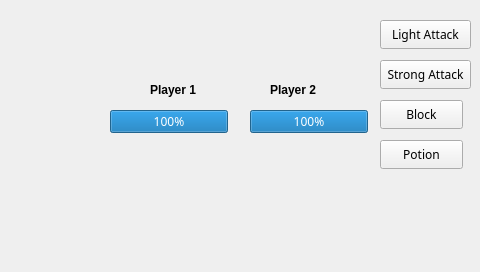
Qt form EmbedmonClient2/widget.ui (rgva/EC535_Embedmon_Final_Project) before a commit.
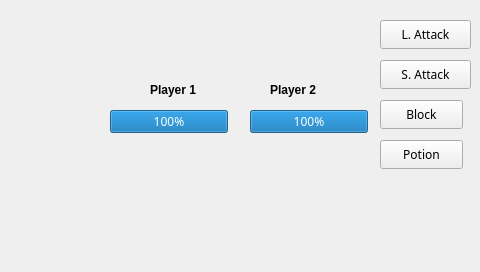
The same form after that commit.

```diff
--- a/EmbedmonClient2/widget.ui
+++ b/EmbedmonClient2/widget.ui
@@ -66,7 +66,7 @@
     </font>
    </property>
    <property name="text">
-    <string>Light Attack</string>
+    <string>L. Attack</string>
    </property>
   </widget>
   <widget class="QPushButton" name="sattackP2">
@@ -84,7 +84,7 @@
     </font>
    </property>
    <property name="text">
-    <string>Strong Attack</string>
+    <string>S. Attack</string>
    </property>
   </widget>
   <widget class="QPushButton" name="blockP2">
```
